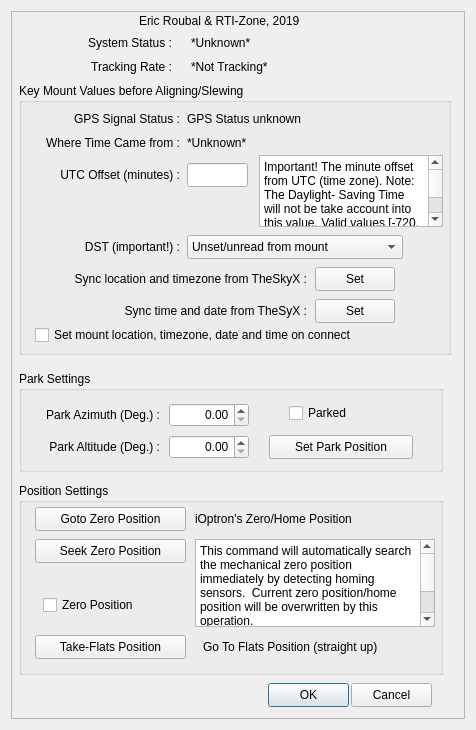
rpineau/iOptronV3, file iOptronV3.ui: the form before one commit.
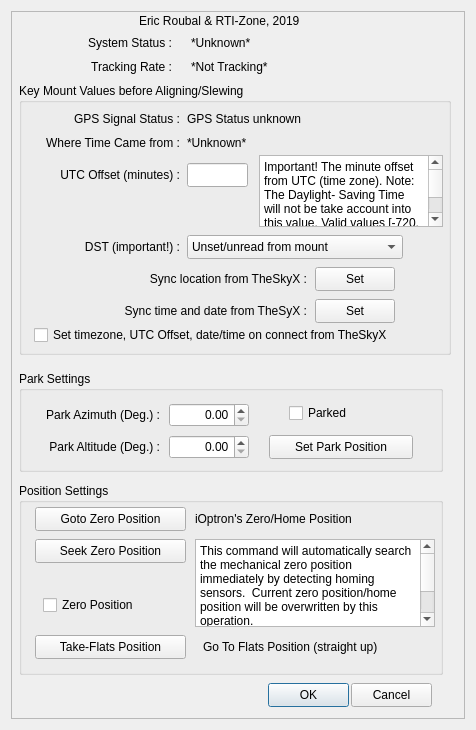
The form after the commit. Custom widgets are drawn as their Qt base class.

Commit message: Fix slew issue that has plagued us since the latest firmware upgrade.  The fix, currently, disabled the ability for the driver to detect if there is a weights-up orientation when slewing in order to avoid a meridian flip.   Also, add feature to sync time, utc offset, and Daylight savings time via the UI, and allow it to be set on startup automatically.

Diff of the .ui file:
```diff
--- a/iOptronV3.ui
+++ b/iOptronV3.ui
@@ -313,7 +313,7 @@
         </rect>
        </property>
        <property name="text">
-        <string>Sync location and timezone from TheSkyX :</string>
+        <string>Sync location from TheSkyX :</string>
        </property>
        <property name="alignment">
         <set>Qt::AlignRight|Qt::AlignTrailing|Qt::AlignVCenter</set>
@@ -364,14 +364,14 @@
       <widget class="QCheckBox" name="checkBox">
        <property name="geometry">
         <rect>
-         <x>16</x>
+         <x>15</x>
          <y>240</y>
-         <width>384</width>
+         <width>400</width>
          <height>24</height>
         </rect>
        </property>
        <property name="text">
-        <string>Set mount location, timezone, date and time on connect</string>
+        <string>Set timezone, UTC Offset, date/time on connect from TheSkyX</string>
        </property>
       </widget>
      </widget>
```
Left out of the diff: 4 changed lines with no effect on the pictures. The commit also changes 4 other files.
